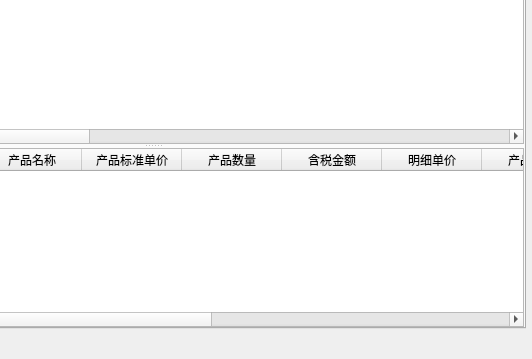
Above: src/invoice/gui/mainwindow.ui from lcw2004/fapiao before the change; both pictures show x 227 to 759 and y 139 to 498 of the 759 by 498 pixel window. Below: the same form after it.
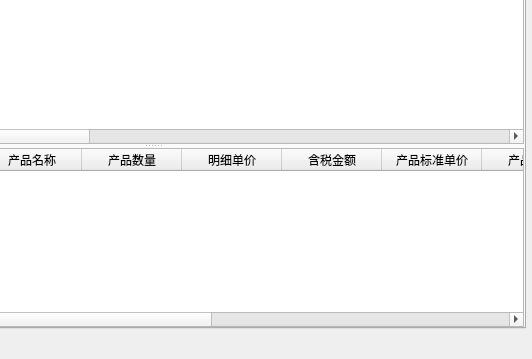
That is the form after the change. The open tabs and pages were chosen to show the change. Icons and pictures are not drawn.

Commit message: 调整数量以及单价的显示顺序

Patch:
```diff
--- a/src/invoice/gui/mainwindow.ui
+++ b/src/invoice/gui/mainwindow.ui
@@ -737,26 +737,26 @@
              <string>产品名称</string>
             </property>
            </column>
-           <column>
-            <property name="text">
-             <string>产品标准单价</string>
-            </property>
-           </column>
            <column>
             <property name="text">
              <string>产品数量</string>
             </property>
            </column>
-           <column>
-            <property name="text">
-             <string>含税金额</string>
-            </property>
-           </column>
            <column>
             <property name="text">
              <string>明细单价</string>
             </property>
            </column>
+           <column>
+            <property name="text">
+             <string>含税金额</string>
+            </property>
+           </column>
+           <column>
+            <property name="text">
+             <string>产品标准单价</string>
+            </property>
+           </column>
            <column>
             <property name="text">
              <string>产品单位</string>
```
Left out of the diff: 22 changed lines with no effect on the pictures. The commit also changes 2 other files.
